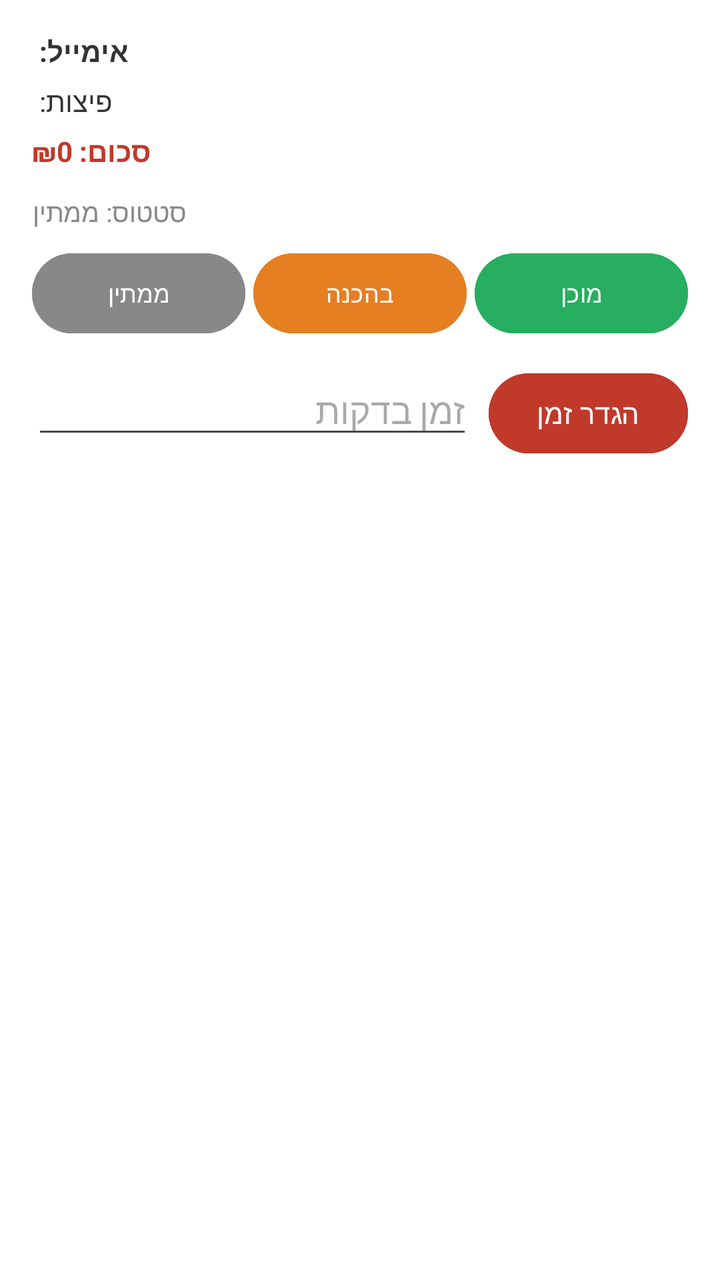
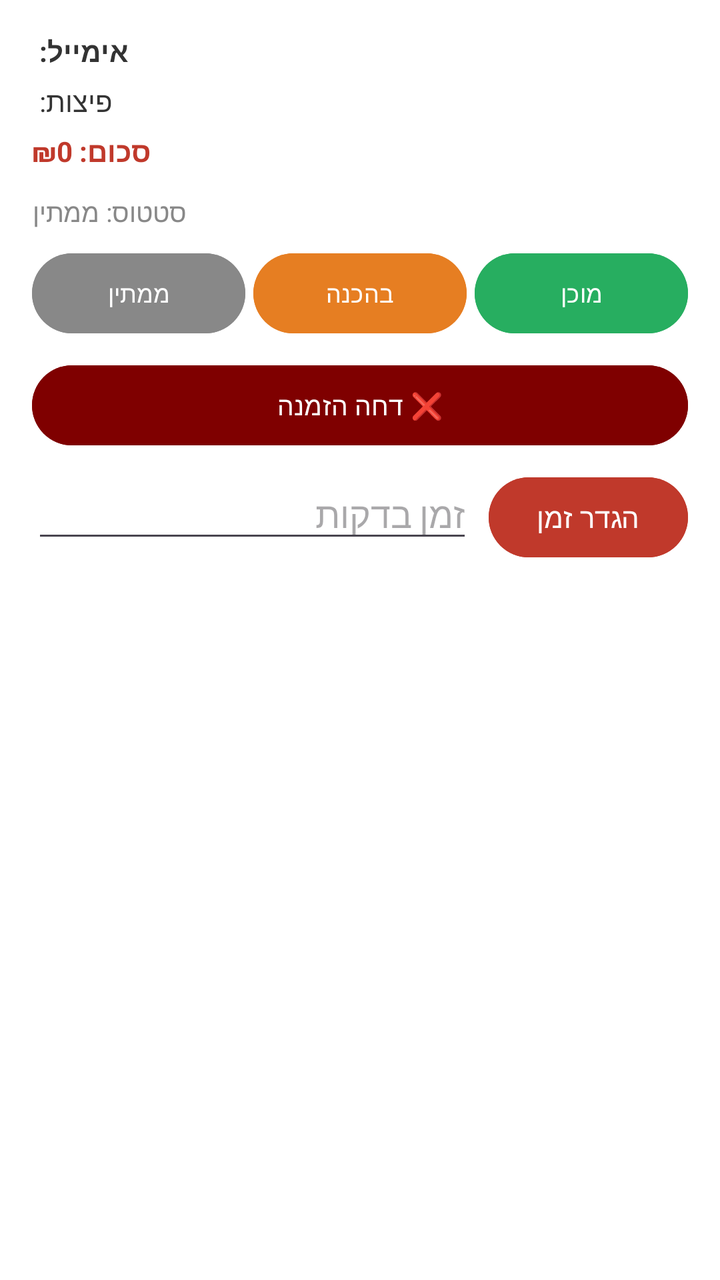

The first picture is an Android layout as it rendered before a commit; the second is the same layout after the commit. The layout source and the unified diff follow.
<!-- AndroidManifest.xml: application theme Theme.MathProjectEylon -->
<!-- res/layout/item_admin.xml -->
<?xml version="1.0" encoding="utf-8"?>
<LinearLayout xmlns:android="http://schemas.android.com/apk/res/android"
    android:layout_width="match_parent"
    android:layout_height="wrap_content"
    android:orientation="vertical"
    android:background="#FFFFFF"
    android:padding="16dp"
    android:layout_marginBottom="12dp"
    android:layout_marginHorizontal="16dp"
    android:elevation="2dp">

    <TextView
        android:id="@+id/tvAdminEmail"
        android:layout_width="wrap_content"
        android:layout_height="wrap_content"
        android:text="אימייל: "
        android:textSize="14sp"
        android:textStyle="bold"
        android:textColor="#333333"
        android:layout_marginBottom="6dp"/>

    <TextView
        android:id="@+id/tvAdminItems"
        android:layout_width="wrap_content"
        android:layout_height="wrap_content"
        android:text="פיצות: "
        android:textSize="14sp"
        android:textColor="#333333"
        android:layout_marginBottom="6dp"/>

    <TextView
        android:id="@+id/tvAdminTotal"
        android:layout_width="wrap_content"
        android:layout_height="wrap_content"
        android:text="סכום: ₪0"
        android:textSize="14sp"
        android:textStyle="bold"
        android:textColor="#C0392B"
        android:layout_marginBottom="12dp"/>

    <TextView
        android:id="@+id/tvAdminStatus"
        android:layout_width="wrap_content"
        android:layout_height="wrap_content"
        android:text="סטטוס: ממתין"
        android:textSize="13sp"
        android:textColor="#888888"
        android:layout_marginBottom="8dp"/>

    <LinearLayout
        android:layout_width="match_parent"
        android:layout_height="wrap_content"
        android:orientation="horizontal"
        android:layout_marginBottom="12dp">

        <Button
            android:id="@+id/btnWaiting"
            android:layout_width="0dp"
            android:layout_height="wrap_content"
            android:layout_weight="1"
            android:text="ממתין"
            android:textSize="12sp"
            android:backgroundTint="#888888"
            android:layout_marginEnd="4dp"/>

        <Button
            android:id="@+id/btnPreparing"
            android:layout_width="0dp"
            android:layout_height="wrap_content"
            android:layout_weight="1"
            android:text="בהכנה"
            android:textSize="12sp"
            android:backgroundTint="#E67E22"
            android:layout_marginEnd="4dp"/>

        <Button
            android:id="@+id/btnReady"
            android:layout_width="0dp"
            android:layout_height="wrap_content"
            android:layout_weight="1"
            android:text="מוכן"
            android:textSize="12sp"
            android:backgroundTint="#27AE60"/>

    </LinearLayout>

    <LinearLayout
        android:layout_width="match_parent"
        android:layout_height="wrap_content"
        android:orientation="horizontal">

        <EditText
            android:id="@+id/etTimer"
            android:layout_width="0dp"
            android:layout_height="wrap_content"
            android:layout_weight="1"
            android:hint="זמן בדקות"
            android:inputType="number"
            android:layout_marginEnd="8dp"/>

        <Button
            android:id="@+id/btnSetTimer"
            android:layout_width="wrap_content"
            android:layout_height="wrap_content"
            android:text="הגדר זמן"
            android:backgroundTint="#C0392B"/>

    </LinearLayout>

</LinearLayout>
<!-- resources referenced by this layout -->
<resources>
  <style name="Theme.MathProjectEylon" parent="Base.Theme.MathProjectEylon" />
  <style name="Base.Theme.MathProjectEylon" parent="Theme.Material3.DayNight.NoActionBar">
          
          
      </style>
</resources>

<!-- the commit's change to res/layout/item_admin.xml (unified diff, before → after) -->
@@ -47,11 +47,12 @@
         android:textColor="#888888"
         android:layout_marginBottom="8dp"/>
 
+    
     <LinearLayout
         android:layout_width="match_parent"
         android:layout_height="wrap_content"
         android:orientation="horizontal"
-        android:layout_marginBottom="12dp">
+        android:layout_marginBottom="8dp">
 
         <Button
             android:id="@+id/btnWaiting"
@@ -84,6 +85,18 @@
 
     </LinearLayout>
 
+    
+    <Button
+        android:id="@+id/btnReject"
+        android:layout_width="match_parent"
+        android:layout_height="wrap_content"
+        android:text="❌ דחה הזמנה"
+        android:textSize="13sp"
+        android:textColor="#FFFFFF"
+        android:backgroundTint="#7F0000"
+        android:layout_marginBottom="8dp"/>
+
+    
     <LinearLayout
         android:layout_width="match_parent"
         android:layout_height="wrap_content"
